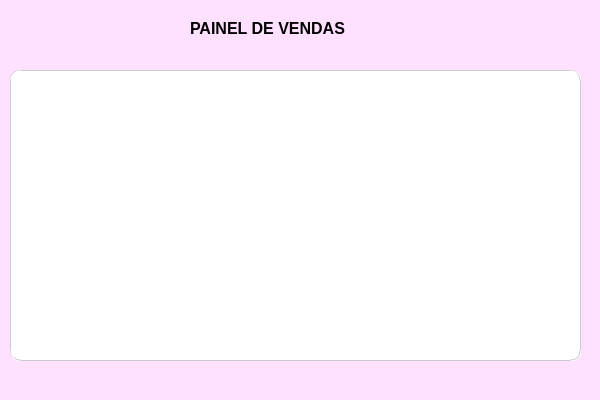
Old version of the form Vendas.ui in the repository addryyano/ProjetoFinalSenac.
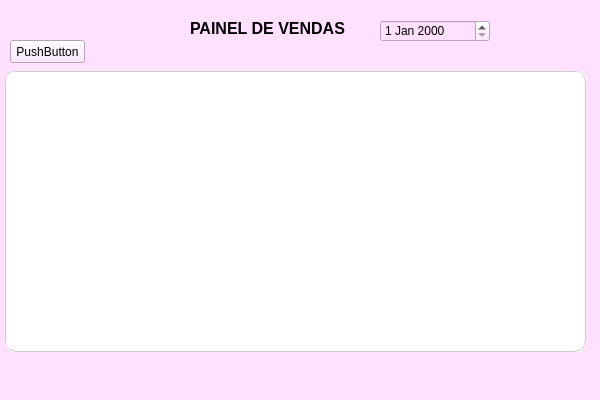
New version of the form.

Commit message: Painel de Vendas funcionando

Diff of the .ui file:
```diff
--- a/Vendas.ui
+++ b/Vendas.ui
@@ -37,13 +37,26 @@
      <string>PAINEL DE VENDAS</string>
     </property>
    </widget>
-   <widget class="QTableView" name="tblVendas">
+   <widget class="QPushButton" name="btnVendas">
     <property name="geometry">
      <rect>
       <x>10</x>
-      <y>70</y>
-      <width>571</width>
-      <height>291</height>
+      <y>40</y>
+      <width>75</width>
+      <height>23</height>
+     </rect>
+    </property>
+    <property name="text">
+     <string>PushButton</string>
+    </property>
+   </widget>
+   <widget class="QTableWidget" name="tblVendas">
+    <property name="geometry">
+     <rect>
+      <x>5</x>
+      <y>71</y>
+      <width>581</width>
+      <height>281</height>
      </rect>
     </property>
     <property name="styleSheet">
@@ -54,6 +67,16 @@
 border-color: rgb(204, 204, 204)</string>
     </property>
    </widget>
+   <widget class="QDateEdit" name="dateEdit">
+    <property name="geometry">
+     <rect>
+      <x>380</x>
+      <y>20</y>
+      <width>110</width>
+      <height>22</height>
+     </rect>
+    </property>
+   </widget>
   </widget>
   <widget class="QMenuBar" name="menubar">
    <property name="geometry">
```
The commit also changes 1 other file.
